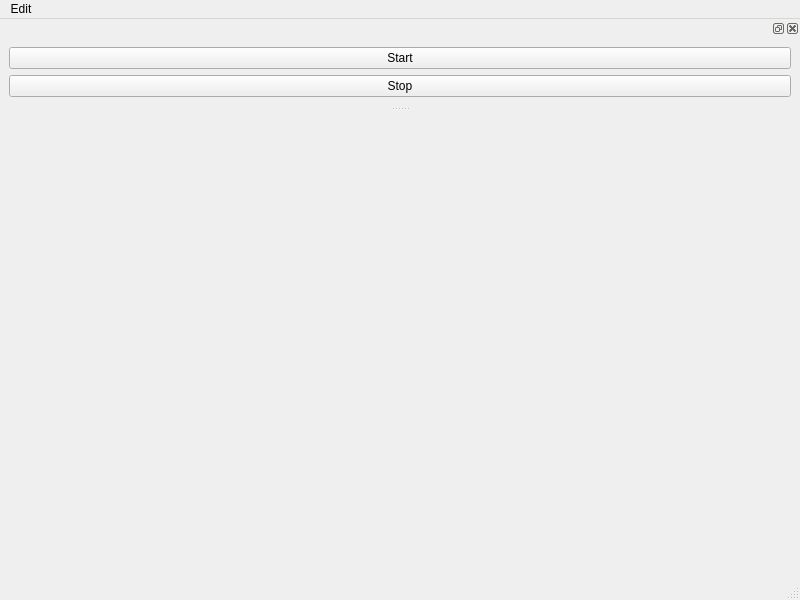
Old version of the form GUI/lottery/Qt/UI/MainWindow.ui in the repository FengYusheng/MyUtils.
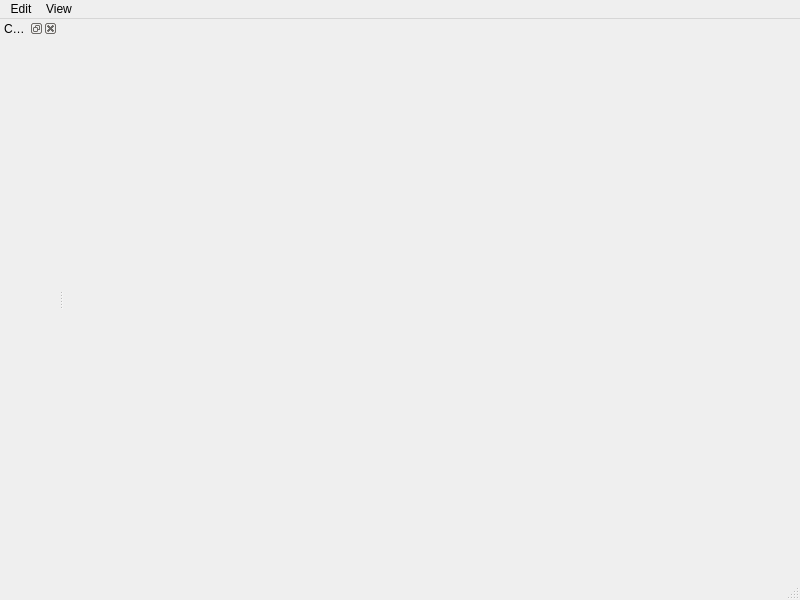
New version of the form.

```diff
--- a/GUI/lottery/Qt/UI/MainWindow.ui
+++ b/GUI/lottery/Qt/UI/MainWindow.ui
@@ -20,7 +20,7 @@
      <x>0</x>
      <y>0</y>
      <width>800</width>
-     <height>23</height>
+     <height>21</height>
     </rect>
    </property>
    <widget class="QMenu" name="editMenu">
@@ -28,31 +28,29 @@
      <string>Edit</string>
     </property>
    </widget>
+   <widget class="QMenu" name="viewMenu">
+    <property name="title">
+     <string>View</string>
+    </property>
+   </widget>
    <addaction name="editMenu"/>
+   <addaction name="viewMenu"/>
   </widget>
   <widget class="QStatusBar" name="statusbar"/>
-  <widget class="QDockWidget" name="controlDock">
+  <widget class="QDockWidget" name="controlPanelDock">
+   <property name="floating">
+    <bool>true</bool>
+   </property>
+   <property name="allowedAreas">
+    <set>Qt::BottomDockWidgetArea</set>
+   </property>
+   <property name="windowTitle">
+    <string>Control panel</string>
+   </property>
    <attribute name="dockWidgetArea">
-    <number>4</number>
+    <number>1</number>
    </attribute>
-   <widget class="QWidget" name="dockWidgetContents_2">
-    <layout class="QVBoxLayout" name="verticalLayout">
-     <item>
-      <widget class="QPushButton" name="startButton">
-       <property name="text">
-        <string>Start</string>
-       </property>
-      </widget>
-     </item>
-     <item>
-      <widget class="QPushButton" name="stopButton">
-       <property name="text">
-        <string>Stop</string>
-       </property>
-      </widget>
-     </item>
-    </layout>
-   </widget>
+   <widget class="QWidget" name="dockWidgetContents_3"/>
   </widget>
  </widget>
  <resources/>
```
